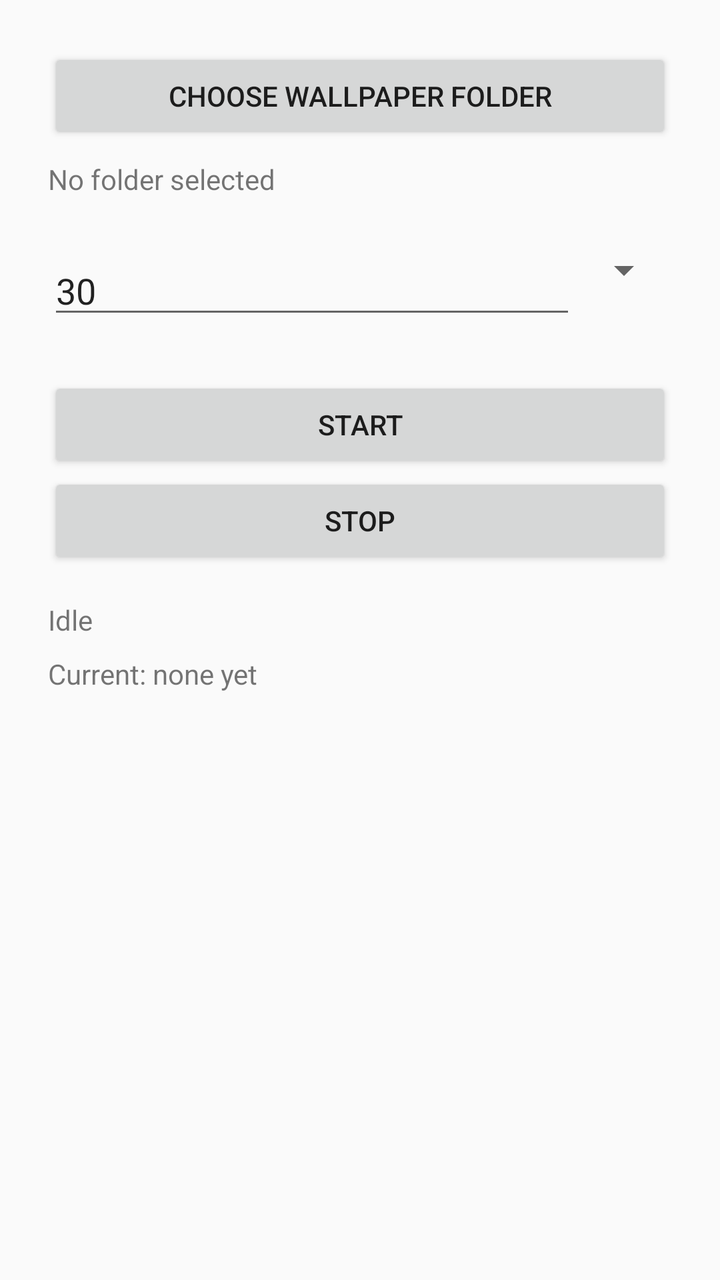
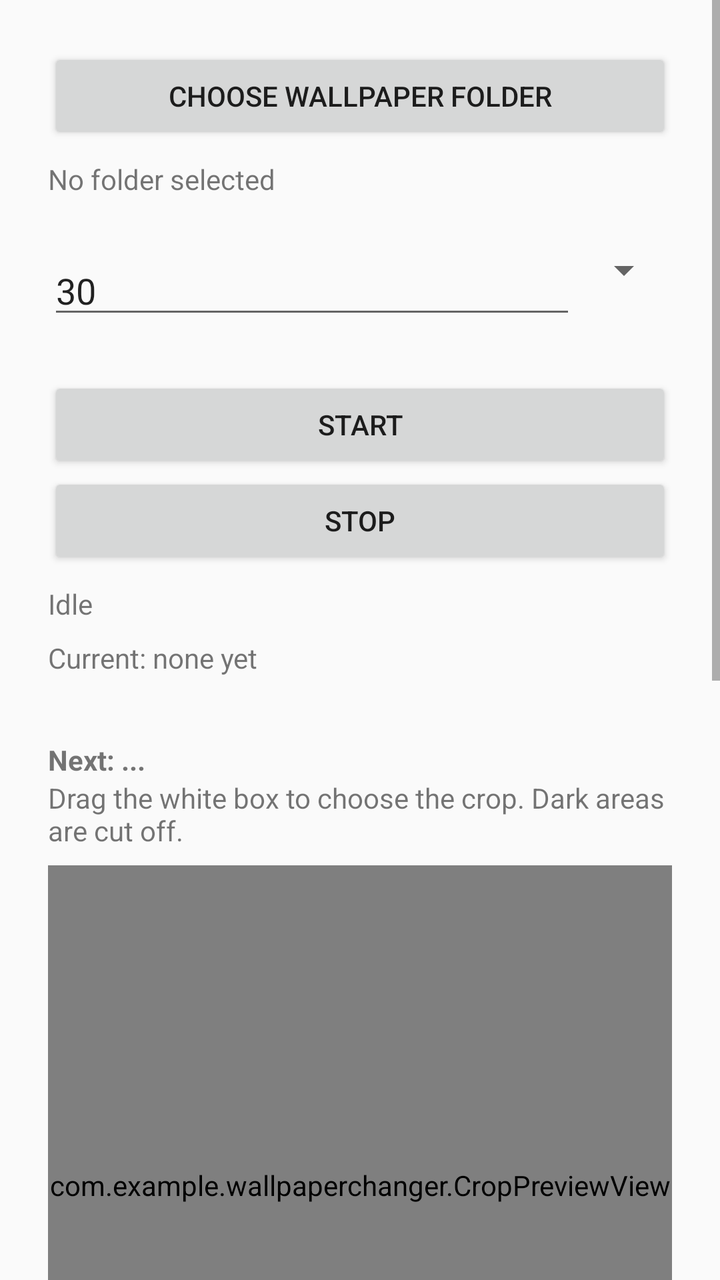

An Android layout rendered at two revisions. The XML below is the earlier revision; the diff shows what the commit changed to produce the second picture.
<!-- AndroidManifest.xml: application theme android:Theme.Material.Light.DarkActionBar -->
<!-- res/layout/activity_main.xml -->
<?xml version="1.0" encoding="utf-8"?>
<LinearLayout xmlns:android="http://schemas.android.com/apk/res/android"
    android:layout_width="match_parent"
    android:layout_height="match_parent"
    android:orientation="vertical"
    android:padding="24dp">

    <Button
        android:id="@+id/btnPickFolder"
        android:layout_width="match_parent"
        android:layout_height="wrap_content"
        android:text="Choose wallpaper folder" />

    <TextView
        android:id="@+id/tvFolder"
        android:layout_width="match_parent"
        android:layout_height="wrap_content"
        android:layout_marginTop="8dp"
        android:text="No folder selected" />

    <LinearLayout
        android:layout_width="match_parent"
        android:layout_height="wrap_content"
        android:layout_marginTop="24dp"
        android:orientation="horizontal">

        <EditText
            android:id="@+id/etDuration"
            android:layout_width="0dp"
            android:layout_height="wrap_content"
            android:layout_weight="1"
            android:hint="Change every..."
            android:inputType="number"
            android:text="30" />

        <Spinner
            android:id="@+id/spUnit"
            android:layout_width="wrap_content"
            android:layout_height="wrap_content" />
    </LinearLayout>

    <Button
        android:id="@+id/btnStart"
        android:layout_width="match_parent"
        android:layout_height="wrap_content"
        android:layout_marginTop="24dp"
        android:text="Start" />

    <Button
        android:id="@+id/btnStop"
        android:layout_width="match_parent"
        android:layout_height="wrap_content"
        android:text="Stop" />

    <TextView
        android:id="@+id/tvStatus"
        android:layout_width="match_parent"
        android:layout_height="wrap_content"
        android:layout_marginTop="16dp"
        android:text="Idle" />

    <TextView
        android:id="@+id/tvCurrent"
        android:layout_width="match_parent"
        android:layout_height="wrap_content"
        android:layout_marginTop="8dp"
        android:text="Current: none yet" />
</LinearLayout>
<!-- resources referenced by this layout -->
<resources>

</resources>

<!-- the commit's change to res/layout/activity_main.xml (unified diff, before → after) -->
@@ -1,68 +1,144 @@
 <?xml version="1.0" encoding="utf-8"?>
-<LinearLayout xmlns:android="http://schemas.android.com/apk/res/android"
+<ScrollView xmlns:android="http://schemas.android.com/apk/res/android"
     android:layout_width="match_parent"
-    android:layout_height="match_parent"
-    android:orientation="vertical"
-    android:padding="24dp">
-
-    <Button
-        android:id="@+id/btnPickFolder"
-        android:layout_width="match_parent"
-        android:layout_height="wrap_content"
-        android:text="Choose wallpaper folder" />
-
-    <TextView
-        android:id="@+id/tvFolder"
-        android:layout_width="match_parent"
-        android:layout_height="wrap_content"
-        android:layout_marginTop="8dp"
-        android:text="No folder selected" />
+    android:layout_height="match_parent">
 
     <LinearLayout
         android:layout_width="match_parent"
         android:layout_height="wrap_content"
-        android:layout_marginTop="24dp"
-        android:orientation="horizontal">
+        android:orientation="vertical"
+        android:padding="24dp">
 
-        <EditText
-            android:id="@+id/etDuration"
-            android:layout_width="0dp"
+        <Button
+            android:id="@+id/btnPickFolder"
+            android:layout_width="match_parent"
             android:layout_height="wrap_content"
-            android:layout_weight="1"
-            android:hint="Change every..."
-            android:inputType="number"
-            android:text="30" />
+            android:text="Choose wallpaper folder" />
 
-        <Spinner
-            android:id="@+id/spUnit"
-            android:layout_width="wrap_content"
-            android:layout_height="wrap_content" />
+        <TextView
+            android:id="@+id/tvFolder"
+            android:layout_width="match_parent"
+            android:layout_height="wrap_content"
+            android:layout_marginTop="8dp"
+            android:text="No folder selected" />
+
+        <LinearLayout
+            android:layout_width="match_parent"
+            android:layout_height="wrap_content"
+            android:layout_marginTop="24dp"
+            android:orientation="horizontal">
+
+            <EditText
+                android:id="@+id/etDuration"
+                android:layout_width="0dp"
+                android:layout_height="wrap_content"
+                android:layout_weight="1"
+                android:hint="Change every..."
+                android:inputType="number"
+                android:text="30" />
+
+            <Spinner
+                android:id="@+id/spUnit"
+                android:layout_width="wrap_content"
+                android:layout_height="wrap_content" />
+        </LinearLayout>
+
+        <Button
+            android:id="@+id/btnStart"
+            android:layout_width="match_parent"
+            android:layout_height="wrap_content"
+            android:layout_marginTop="24dp"
+            android:text="Start" />
+
+        <Button
+            android:id="@+id/btnStop"
+            android:layout_width="match_parent"
+            android:layout_height="wrap_content"
+            android:text="Stop" />
+
+        <TextView
+            android:id="@+id/tvStatus"
+            android:layout_width="match_parent"
+            android:layout_height="wrap_content"
+            android:layout_marginTop="8dp"
+            android:text="Idle" />
+
+        <TextView
+            android:id="@+id/tvCurrent"
+            android:layout_width="match_parent"
+            android:layout_height="wrap_content"
+            android:layout_marginTop="8dp"
+            android:text="Current: none yet" />
+
+        
+        <TextView
+            android:id="@+id/tvNextName"
+            android:layout_width="match_parent"
+            android:layout_height="wrap_content"
+            android:layout_marginTop="32dp"
+            android:textStyle="bold"
+            android:text="Next: ..." />
+
+        <TextView
+            android:layout_width="match_parent"
+            android:layout_height="wrap_content"
+            android:text="Drag the white box to choose the crop. Dark areas are cut off." />
+
+        <com.example.wallpaperchanger.CropPreviewView
+            android:id="@+id/cropPreview"
+            android:layout_width="match_parent"
+            android:layout_height="320dp"
+            android:layout_marginTop="8dp"
+            android:background="#22888888" />
+
+        <TextView
+            android:id="@+id/tvCropInfo"
+            android:layout_width="match_parent"
+            android:layout_height="wrap_content"
+            android:layout_marginTop="8dp"
+            android:text="" />
+
+        <TextView
+            android:layout_width="match_parent"
+            android:layout_height="wrap_content"
+            android:layout_marginTop="12dp"
+            android:text="Result on screen:" />
+
+        <ImageView
+            android:id="@+id/ivResult"
+            android:layout_width="match_parent"
+            android:layout_height="280dp"
+            android:layout_marginTop="4dp"
+            android:background="#22888888"
+            android:scaleType="fitCenter" />
+
+        <LinearLayout
+            android:layout_width="match_parent"
+            android:layout_height="wrap_content"
+            android:layout_marginTop="8dp"
+            android:orientation="horizontal">
+
+            <Button
+                android:id="@+id/btnSaveCrop"
+                android:layout_width="0dp"
+                android:layout_height="wrap_content"
+                android:layout_weight="1"
+                android:text="Save crop" />
+
+            <Button
+                android:id="@+id/btnResetCrop"
+                android:layout_width="0dp"
+                android:layout_height="wrap_content"
+                android:layout_weight="1"
+                android:text="Reset to center" />
+        </LinearLayout>
+
+        <TextView
+            android:id="@+id/tvConfigPath"
+            android:layout_width="match_parent"
+            android:layout_height="wrap_content"
+            android:layout_marginTop="12dp"
+            android:textSize="12sp"
+            android:text="" />
     </LinearLayout>
-
-    <Button
-        android:id="@+id/btnStart"
-        android:layout_width="match_parent"
-        android:layout_height="wrap_content"
-        android:layout_marginTop="24dp"
-        android:text="Start" />
-
-    <Button
-        android:id="@+id/btnStop"
-        android:layout_width="match_parent"
-        android:layout_height="wrap_content"
-        android:text="Stop" />
-
-    <TextView
-        android:id="@+id/tvStatus"
-        android:layout_width="match_parent"
-        android:layout_height="wrap_content"
-        android:layout_marginTop="16dp"
-        android:text="Idle" />
-
-    <TextView
-        android:id="@+id/tvCurrent"
-        android:layout_width="match_parent"
-        android:layout_height="wrap_content"
-        android:layout_marginTop="8dp"
-        android:text="Current: none yet" />
-</LinearLayout>
+</ScrollView>
